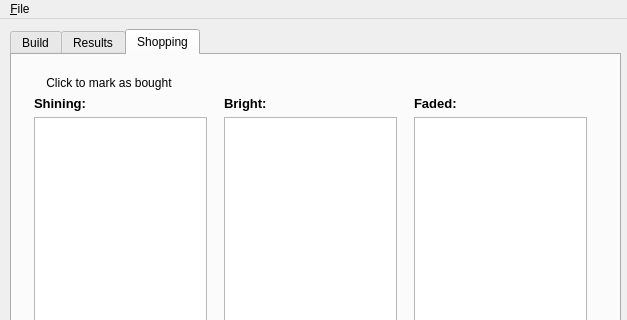
Before: the Qt Designer form src/mainwindow.ui in davghouse/AOLadderer, drawn with Qt 5; both pictures show x 0 to 627 and y 0 to 320 of the 627 by 584 pixel window.
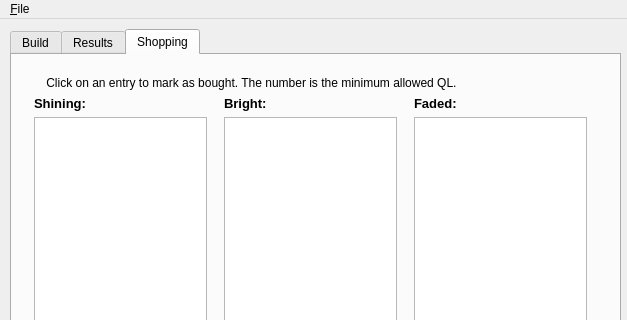
After: the same form once the commit is applied. The open tabs and pages were chosen to show the change.

What changed in the file:
```diff
--- a/src/mainwindow.ui
+++ b/src/mainwindow.ui
@@ -3434,7 +3434,7 @@
        <item>
         <widget class="QLabel" name="label_30">
          <property name="text">
-          <string notr="true">       Click to mark as bought </string>
+          <string notr="true">       Click on an entry to mark as bought. The number is the minimum allowed QL.</string>
          </property>
         </widget>
        </item>
```
